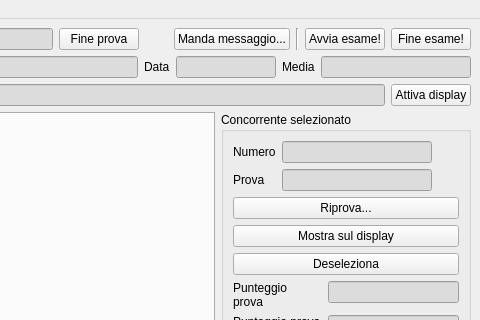
Old version of the form ui/mainwindow.ui in the repository nferruzzi/giudice-server; both pictures show x 320 to 800 and y 0 to 320 of the 800 by 642 pixel window.
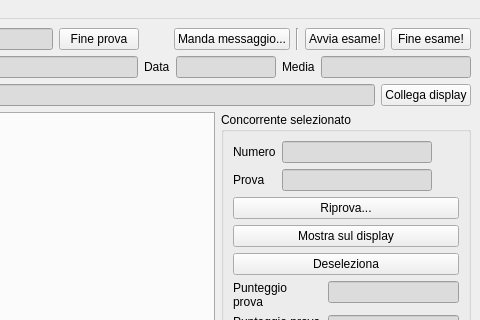
New version of the form.

Commit message: Display, detect bad serial

Diff of the .ui file:
```diff
--- a/ui/mainwindow.ui
+++ b/ui/mainwindow.ui
@@ -227,7 +227,7 @@
       <item>
        <widget class="QPushButton" name="connectDisplay">
         <property name="text">
-         <string>Attiva display</string>
+         <string>Collega display</string>
         </property>
        </widget>
       </item>
```
The commit also changes 3 other files.
